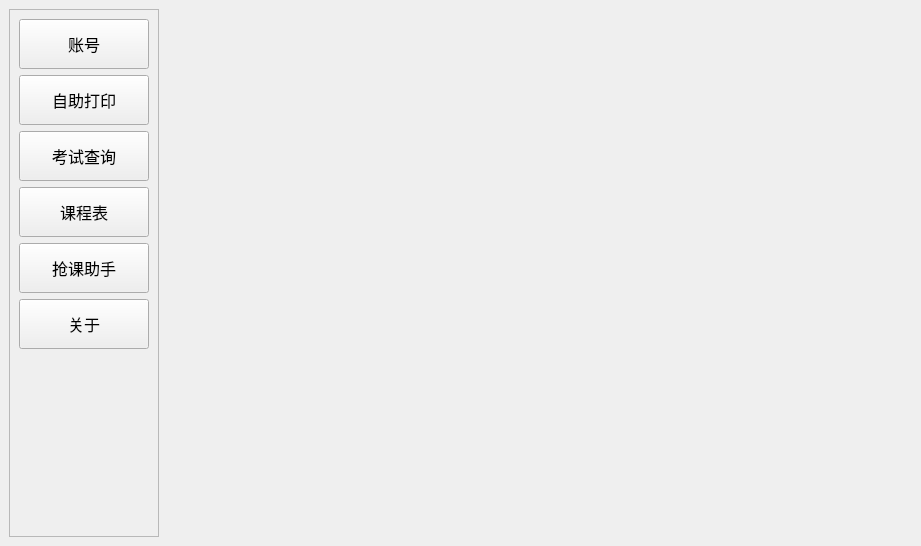
Before: the Qt Designer form ui_src/form.ui in fx-tourist/ahutTool, drawn with Qt 5.
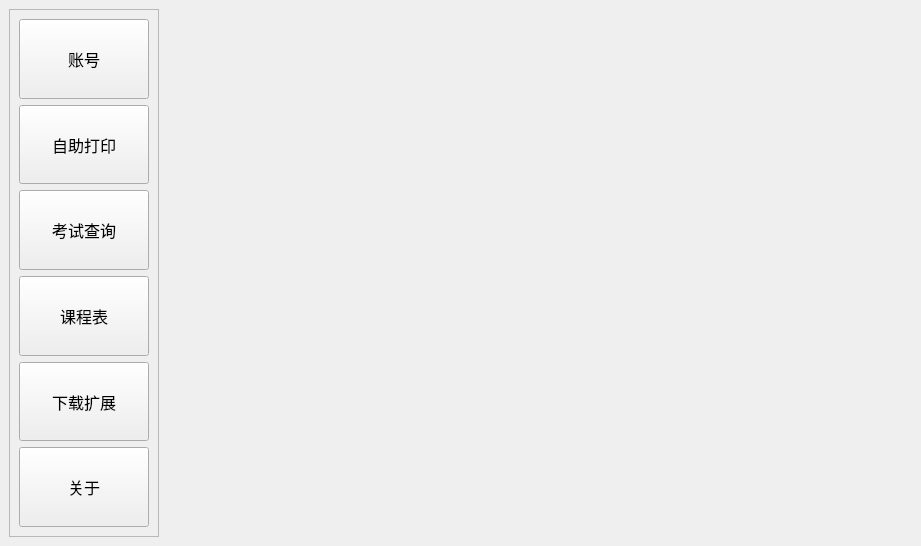
After: the same form once the commit is applied.

What changed in the file:
```diff
--- a/ui_src/form.ui
+++ b/ui_src/form.ui
@@ -152,7 +152,7 @@
           </size>
          </property>
          <property name="text">
-          <string>抢课助手</string>
+          <string>下载扩展</string>
          </property>
         </widget>
        </item>
@@ -175,19 +175,6 @@
          </property>
         </widget>
        </item>
-       <item>
-        <spacer name="verticalSpacer">
-         <property name="orientation">
-          <enum>Qt::Orientation::Vertical</enum>
-         </property>
-         <property name="sizeHint" stdset="0">
-          <size>
-           <width>20</width>
-           <height>40</height>
-          </size>
-         </property>
-        </spacer>
-       </item>
       </layout>
      </widget>
     </widget>
```
Left out of the diff: 4 changed lines with no effect on the pictures.
